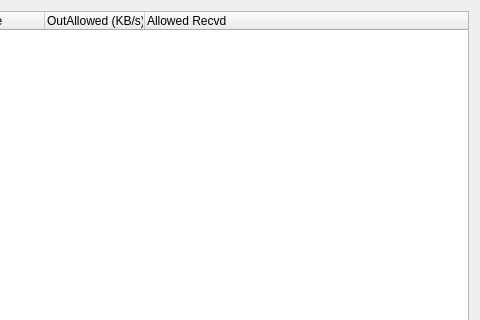
RetroShare/RetroShare, file retroshare-gui/src/gui/statistics/BwCtrlWindow.ui: the form before one commit; both pictures show x 967 to 1447 and y 0 to 320 of the 1447 by 471 pixel window.
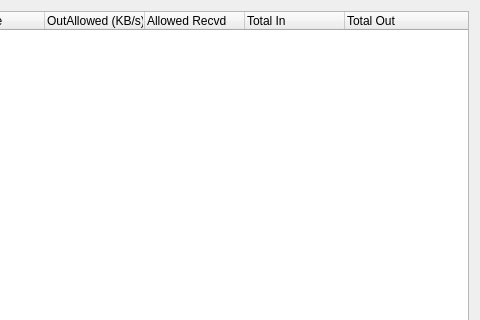
The form after the commit. Custom widgets are drawn as their Qt base class.

The edit to the form file:
```diff
--- a/retroshare-gui/src/gui/statistics/BwCtrlWindow.ui
+++ b/retroshare-gui/src/gui/statistics/BwCtrlWindow.ui
@@ -83,6 +83,16 @@
         <string>Allowed Recvd</string>
        </property>
       </column>
+       <column>
+        <property name="text">
+         <string>Total In</string>
+        </property>
+       </column>
+       <column>
+        <property name="text">
+         <string>Total Out</string>
+        </property>
+       </column>
      </widget>
      <widget class="QSplitter" name="splitter">
       <property name="orientation">
```
